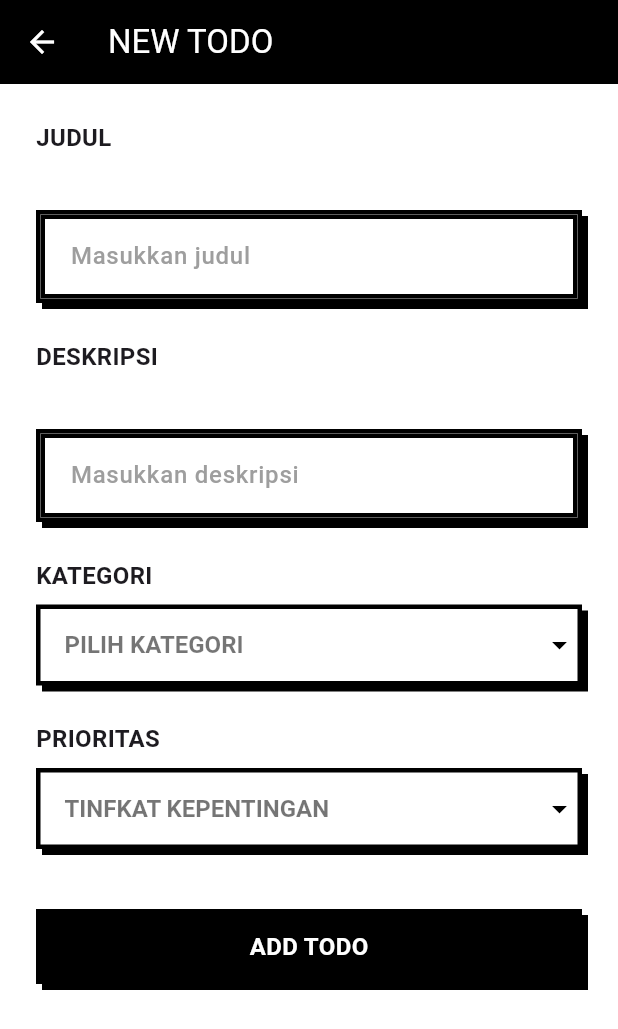
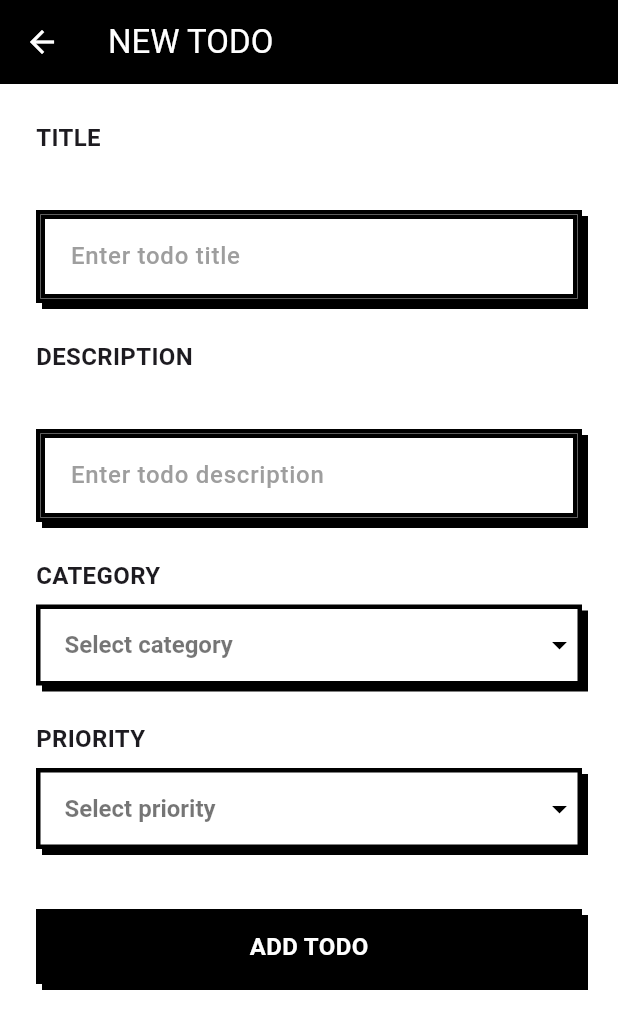
Before and after one commit to Azelzy/PROJEK_KOLLAB_FLUTTER_06_17, a Flutter app: the TodoListEditPage screen opened by its route, on a phone screen of 412 x 824 dp. Shown: the top 1029 px of the screen. Run offline on Flutter 3.47's test engine with Material 3 defaults, Android fonts, the phone set to English and light mode, and no system bars; our stand-ins replace get.

Commit message:
changing to english

```diff
--- a/lib/pages/login_page.dart
+++ b/lib/pages/login_page.dart
@@ -3,7 +3,7 @@ import 'package:get/get.dart';
 import 'package:project_17_6/controller/auth_controller.dart';
 import 'package:project_17_6/Routes/routes.dart';
 import 'package:project_17_6/widgets/brutalist_button.dart';
-import 'package:project_17_6/widgets/brutalist_passwordfield.dart';
+import 'package:project_17_6/widgets/brutalist_passwordeyebutton.dart';
 import 'package:project_17_6/widgets/brutalist_textfield.dart';
 
 class LoginPage extends StatefulWidget {
@@ -63,7 +63,7 @@ class _LoginPageState extends State<LoginPage> {
                 BrutalistTextField(
                   label: "USERNAME",
                   controller: txtUsername,
-                  hint: "Masukkan username",
+                  hint: "Enter your username",
                 ),
 
                 const SizedBox(height: 16),
@@ -71,7 +71,7 @@ class _LoginPageState extends State<LoginPage> {
                 // PASSWORD field
                 BrutalistPasswordField(
                   controller: txtPassword,
-                  hint: "Masukkan passwordmu",
+                  hint: "Enter your password",
                 ),
 
                 const SizedBox(height: 32),
--- a/lib/pages/todo_list_edit_page.dart
+++ b/lib/pages/todo_list_edit_page.dart
@@ -25,48 +25,48 @@ class TodoListEditPage extends StatelessWidget {
           crossAxisAlignment: CrossAxisAlignment.start,
           children: [
             const Text(
-              "JUDUL",
+              "TITLE",
               style: TextStyle(fontWeight: FontWeight.bold, fontSize: 16),
             ),
             const SizedBox(height: 8),
             BrutalistTextField(
               controller: controller.txtJudul,
-              hint: "Masukkan judul",
+              hint: "Enter todo title",
               label: '',
             ),
             const SizedBox(height: 24),
             const Text(
-              "DESKRIPSI",
+              "DESCRIPTION",
               style: TextStyle(fontWeight: FontWeight.bold, fontSize: 16),
             ),
             const SizedBox(height: 8),
             BrutalistTextField(
               controller: controller.txtDeskripsi,
-              hint: "Masukkan deskripsi",
+              hint: "Enter todo description",
               label: '',
             ),
             const SizedBox(height: 24),
             const Text(
-              "KATEGORI",
+              "CATEGORY",
               style: TextStyle(fontWeight: FontWeight.bold, fontSize: 16),
             ),
             const SizedBox(height: 8),
             Obx(() => BrutalistDropdown(
               value: controller.kategori.value,
               items: controller.kategoriList,
-              hint: "PILIH KATEGORI",
+              hint: "Select category",
               onChanged: controller.updateKategori,
             )),
             const SizedBox(height: 24),
             const Text(
-              "PRIORITAS",
+              "PRIORITY",
               style: TextStyle(fontWeight: FontWeight.bold, fontSize: 16),
             ),
             const SizedBox(height: 8),
             Obx(() => BrutalistDropdown(
               value: controller.tingkatKepentingan.value,
               items: controller.tingkatKepentinganList,
-              hint: "TINFKAT KEPENTINGAN",
+              hint: "Select priority",
               onChanged: controller.updateTingkatKepentingan,
             )),
             const SizedBox(height: 40),
```
Also changed, not shown: lib/widgets/brutalist_passwordeyebutton.dart (renamed from lib/widgets/brutalist_passwordfield.dart).
